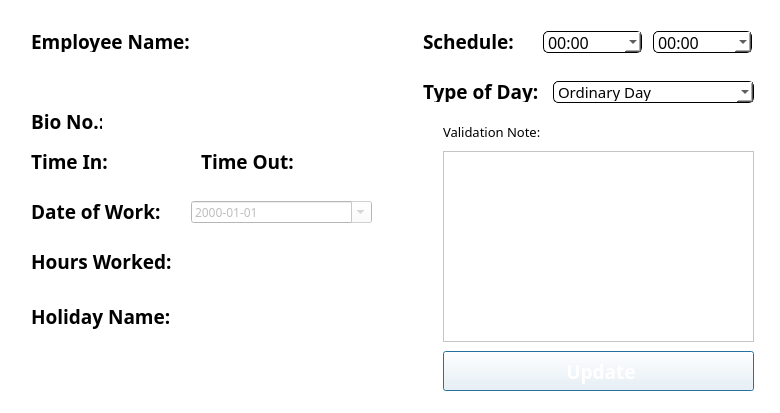
Old version of the form MainFrame/Resources/UI/Schedule.ui in the repository Maze711/systemPayroll.
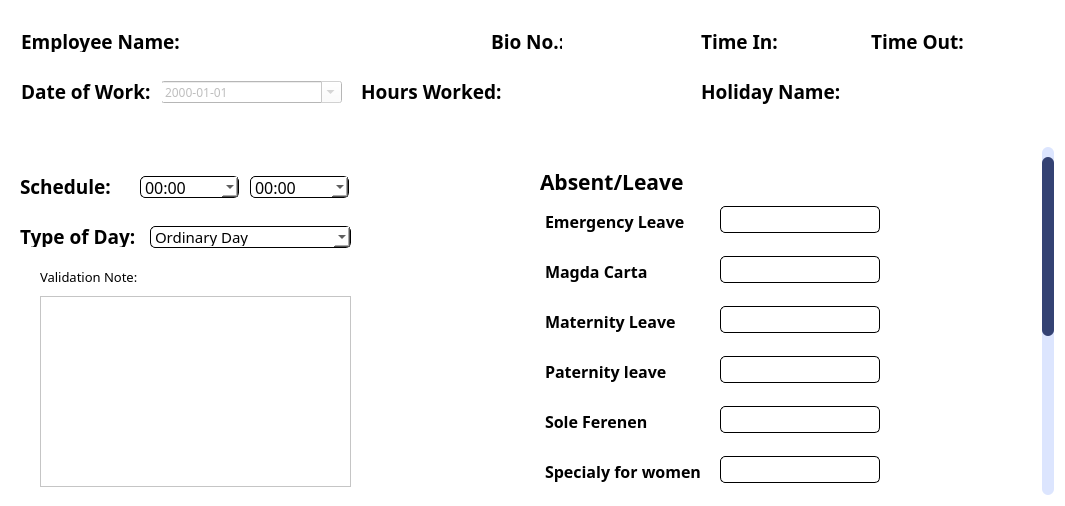
New version of the form. Icons and pictures are not drawn.

Patch:
```diff
--- a/MainFrame/Resources/UI/Schedule.ui
+++ b/MainFrame/Resources/UI/Schedule.ui
@@ -6,8 +6,8 @@
    <rect>
     <x>0</x>
     <y>0</y>
-    <width>780</width>
-    <height>413</height>
+    <width>1065</width>
+    <height>506</height>
    </rect>
   </property>
   <property name="font">
@@ -23,13 +23,59 @@
     <normaloff>../Icons/logo.svg</normaloff>../Icons/logo.svg</iconset>
   </property>
   <property name="styleSheet">
-   <string notr="true">background-color: white;
+   <string notr="true">*{
+background-color: white;
 font-family: poppins;
-</string>
+}
+
+/* VERTICAL SCROLLBAR */
+QScrollBar:vertical {
+    border: none;
+    background-color: rgba(220, 229, 254, 1); /* Updated background color */
+    width: 12px;
+    margin: 0;
+    height: auto;
+    border-radius: 6px;
+}
+
+/* HANDLE BAR VERTICAL */
+QScrollBar::handle:vertical {
+    background-color: rgba(52, 66, 115, 1); /* Handle color */
+    min-height: 48px;
+    border-radius: 6px;
+    margin-top: 10px;
+}
+
+/* REMOVE THE UP ARROW BUTTON */
+QScrollBar::sub-line:vertical {
+    border: none;
+    background: none;
+    height: 0px;
+    width: 0px;
+}
+
+/* REMOVE THE DOWN ARROW BUTTON */
+QScrollBar::add-line:vertical {
+    border: none;
+    background: none;
+    height: 0px;
+    width: 0px;
+}
+
+/* REMOVE THE SPACE LEFT BY THE UP AND DOWN ARROW BUTTONS */
+QScrollBar::sub-page:vertical, QScrollBar::add-page:vertical {
+    background: none;
+}</string>
   </property>
-  <layout class="QHBoxLayout" name="horizontalLayout">
+  <layout class="QVBoxLayout" name="verticalLayout">
    <item>
     <widget class="QWidget" name="widget" native="true">
+     <property name="minimumSize">
+      <size>
+       <width>0</width>
+       <height>130</height>
+      </size>
+     </property>
      <property name="font">
       <font>
        <family>poppins</family>
@@ -43,7 +89,7 @@
      <widget class="QLabel" name="lblName">
       <property name="geometry">
        <rect>
-        <x>20</x>
+        <x>10</x>
         <y>20</y>
         <width>171</width>
         <height>21</height>
@@ -64,8 +110,8 @@
      <widget class="QLabel" name="lblBio">
       <property name="geometry">
        <rect>
-        <x>20</x>
-        <y>100</y>
+        <x>480</x>
+        <y>20</y>
         <width>71</width>
         <height>21</height>
        </rect>
@@ -85,9 +131,9 @@
      <widget class="QLabel" name="bioNumTxt">
       <property name="geometry">
        <rect>
-        <x>110</x>
-        <y>100</y>
-        <width>211</width>
+        <x>570</x>
+        <y>20</y>
+        <width>111</width>
         <height>21</height>
        </rect>
       </property>
@@ -104,8 +150,8 @@
      <widget class="QLabel" name="lblBio_2">
       <property name="geometry">
        <rect>
-        <x>20</x>
-        <y>140</y>
+        <x>690</x>
+        <y>20</y>
         <width>81</width>
         <height>21</height>
        </rect>
@@ -125,8 +171,8 @@
      <widget class="QLabel" name="lblBio_3">
       <property name="geometry">
        <rect>
-        <x>190</x>
-        <y>140</y>
+        <x>860</x>
+        <y>20</y>
         <width>101</width>
         <height>21</height>
        </rect>
@@ -146,8 +192,8 @@
      <widget class="QLabel" name="timeInTxt">
       <property name="geometry">
        <rect>
-        <x>110</x>
-        <y>140</y>
+        <x>780</x>
+        <y>20</y>
         <width>71</width>
         <height>21</height>
        </rect>
@@ -165,8 +211,8 @@
      <widget class="QLabel" name="timeOutTxt">
       <property name="geometry">
        <rect>
-        <x>300</x>
-        <y>140</y>
+        <x>970</x>
+        <y>20</y>
         <width>71</width>
         <height>21</height>
        </rect>
@@ -184,10 +230,10 @@
      <widget class="QLabel" name="holidayNameTxt">
       <property name="geometry">
        <rect>
-        <x>180</x>
-        <y>290</y>
+        <x>850</x>
+        <y>60</y>
         <width>181</width>
-        <height>101</height>
+        <height>41</height>
        </rect>
       </property>
       <property name="font">
@@ -209,10 +255,10 @@
      <widget class="QLabel" name="lblType">
       <property name="geometry">
        <rect>
-        <x>20</x>
-        <y>290</y>
+        <x>690</x>
+        <y>60</y>
         <width>151</width>
-        <height>31</height>
+        <height>41</height>
        </rect>
       </property>
       <property name="font">
@@ -233,8 +279,8 @@
       </property>
       <property name="geometry">
        <rect>
-        <x>180</x>
-        <y>190</y>
+        <x>150</x>
+        <y>70</y>
         <width>181</width>
         <height>22</height>
        </rect>
@@ -252,8 +298,8 @@
      <widget class="QLabel" name="lblType_3">
       <property name="geometry">
        <rect>
-        <x>20</x>
-        <y>190</y>
+        <x>10</x>
+        <y>70</y>
         <width>141</width>
         <height>21</height>
        </rect>
@@ -273,10 +319,10 @@
      <widget class="QLabel" name="empNameTxt">
       <property name="geometry">
        <rect>
-        <x>70</x>
-        <y>50</y>
+        <x>180</x>
+        <y>10</y>
         <width>291</width>
-        <height>31</height>
+        <height>41</height>
        </rect>
       </property>
       <property name="font">
@@ -292,8 +338,8 @@
      <widget class="QLabel" name="label">
       <property name="geometry">
        <rect>
-        <x>20</x>
-        <y>240</y>
+        <x>350</x>
+        <y>70</y>
         <width>151</width>
         <height>21</height>
        </rect>
@@ -313,8 +359,8 @@
      <widget class="QLabel" name="hoursWorkedTxt">
       <property name="geometry">
        <rect>
-        <x>180</x>
-        <y>240</y>
+        <x>500</x>
+        <y>70</y>
         <width>181</width>
         <height>20</height>
        </rect>
@@ -332,19 +378,69 @@
     </widget>
    </item>
    <item>
+    <widget class="QScrollArea" name="scrollArea">
+     <property name="font">
+      <font>
+       <family>poppins</family>
+       <pointsize>10</pointsize>
+      </font>
+     </property>
+     <property name="styleSheet">
+      <string notr="true"> QScrollBar:vertical {
+	border: none;
+    background: rgba(217, 217, 217, 1);
+ }</string>
+     </property>
+     <property name="frameShape">
+      <enum>QFrame::NoFrame</enum>
+     </property>
+     <property name="verticalScrollBarPolicy">
+      <enum>Qt::ScrollBarAlwaysOn</enum>
+     </property>
+     <property name="horizontalScrollBarPolicy">
+      <enum>Qt::ScrollBarAlwaysOff</enum>
+     </property>
+     <property name="widgetResizable">
+      <bool>true</bool>
+     </property>
+     <widget class="QWidget" name="scrollAreaWidgetContents">
+      <property name="geometry">
+       <rect>
+        <x>0</x>
+        <y>0</y>
+        <width>1035</width>
+        <height>640</height>
+       </rect>
+      </property>
+      <property name="minimumSize">
+       <size>
+        <width>0</width>
+        <height>640</height>
+       </size>
+      </property>
+      <property name="styleSheet">
+       <string notr="true"/>
+      </property>
+      <layout class="QVBoxLayout" name="verticalLayout_2">
+       <item>
     <widget class="QWidget" name="widget_2" native="true">
      <property name="styleSheet">
       <string notr="true">QComboBox{
 border: 1px solid black;
 border-radius: 5px;
+}
+
+QLineEdit {
+border: 1px solid black;
+border-radius: 5px;
 }</string>
      </property>
      <widget class="QLabel" name="lblBio_4">
       <property name="geometry">
        <rect>
-        <x>30</x>
+            <x>0</x>
         <y>20</y>
-        <width>151</width>
+            <width>101</width>
         <height>21</height>
        </rect>
       </property>
@@ -363,7 +459,7 @@
      <widget class="QLabel" name="lblType_2">
       <property name="geometry">
        <rect>
-        <x>30</x>
+            <x>0</x>
         <y>70</y>
         <width>151</width>
         <height>21</height>
@@ -384,7 +480,7 @@
      <widget class="QPlainTextEdit" name="plainTextEdit">
       <property name="geometry">
        <rect>
-        <x>50</x>
+            <x>20</x>
         <y>140</y>
         <width>311</width>
         <height>191</height>
@@ -394,7 +490,7 @@
      <widget class="QLabel" name="lblType_4">
       <property name="geometry">
        <rect>
-        <x>50</x>
+            <x>20</x>
         <y>110</y>
         <width>151</width>
         <height>21</height>
@@ -413,9 +509,9 @@
      <widget class="QPushButton" name="pushButton">
       <property name="geometry">
        <rect>
-        <x>50</x>
-        <y>340</y>
-        <width>311</width>
+            <x>530</x>
+            <y>400</y>
+            <width>331</width>
         <height>40</height>
        </rect>
       </property>
@@ -457,7 +553,7 @@
      <widget class="QComboBox" name="typeOfDayCb">
       <property name="geometry">
        <rect>
-        <x>160</x>
+            <x>130</x>
         <y>70</y>
         <width>201</width>
         <height>22</height>
@@ -488,7 +584,7 @@
      <widget class="QComboBox" name="costCenterFrom">
       <property name="geometry">
        <rect>
-        <x>150</x>
+            <x>120</x>
         <y>20</y>
         <width>99</width>
         <height>22</height>
@@ -624,7 +720,7 @@
      <widget class="QComboBox" name="costCenterFrom_2">
       <property name="geometry">
        <rect>
-        <x>260</x>
+            <x>230</x>
         <y>20</y>
         <width>99</width>
         <height>22</height>
@@ -756,6 +852,248 @@
         <string>23:00</string>
        </property>
       </item>
+         </widget>
+         <widget class="QLineEdit" name="txtSpecialy">
+          <property name="geometry">
+           <rect>
+            <x>700</x>
+            <y>300</y>
+            <width>160</width>
+            <height>27</height>
+           </rect>
+          </property>
+         </widget>
+         <widget class="QLineEdit" name="txtEmerLeave">
+          <property name="geometry">
+           <rect>
+            <x>700</x>
+            <y>50</y>
+            <width>160</width>
+            <height>27</height>
+           </rect>
+          </property>
+         </widget>
+         <widget class="QLabel" name="payDed3">
+          <property name="geometry">
+           <rect>
+            <x>525</x>
+            <y>150</y>
+            <width>141</width>
+            <height>30</height>
+           </rect>
+          </property>
+          <property name="font">
+           <font>
+            <family>poppins</family>
+            <pointsize>12</pointsize>
+            <weight>75</weight>
+            <bold>true</bold>
+           </font>
+          </property>
+          <property name="text">
+           <string>Maternity Leave</string>
+          </property>
+         </widget>
+         <widget class="QLineEdit" name="txtSole">
+          <property name="geometry">
+           <rect>
+            <x>700</x>
+            <y>250</y>
+            <width>160</width>
+            <height>27</height>
+           </rect>
+          </property>
+         </widget>
+         <widget class="QLabel" name="payDed1">
+          <property name="geometry">
+           <rect>
+            <x>525</x>
+            <y>50</y>
+            <width>161</width>
+            <height>30</height>
+           </rect>
+          </property>
+          <property name="font">
+           <font>
+            <family>poppins</family>
+            <pointsize>12</pointsize>
+            <weight>75</weight>
+            <bold>true</bold>
+           </font>
+          </property>
+          <property name="text">
+           <string>Emergency Leave</string>
+          </property>
+         </widget>
+         <widget class="QLineEdit" name="txtPaternity">
+          <property name="geometry">
+           <rect>
+            <x>700</x>
+            <y>200</y>
+            <width>160</width>
+            <height>27</height>
+           </rect>
+          </property>
+         </widget>
+         <widget class="QLabel" name="payDed4">
+          <property name="geometry">
+           <rect>
+            <x>525</x>
+            <y>200</y>
+            <width>131</width>
+            <height>30</height>
+           </rect>
+          </property>
+          <property name="font">
+           <font>
+            <family>poppins</family>
+            <pointsize>12</pointsize>
+            <weight>75</weight>
+            <bold>true</bold>
+           </font>
+          </property>
+          <property name="text">
+           <string>Paternity leave</string>
+          </property>
+         </widget>
+         <widget class="QLabel" name="payDed2">
+          <property name="geometry">
+           <rect>
+            <x>525</x>
+            <y>100</y>
+            <width>120</width>
+            <height>30</height>
+           </rect>
+          </property>
+          <property name="font">
+           <font>
+            <family>poppins</family>
+            <pointsize>12</pointsize>
+            <weight>75</weight>
+            <bold>true</bold>
+           </font>
+          </property>
+          <property name="text">
+           <string>Magda Carta</string>
+          </property>
+         </widget>
+         <widget class="QLineEdit" name="txtMagda">
+          <property name="geometry">
+           <rect>
+            <x>700</x>
+            <y>100</y>
+            <width>160</width>
+            <height>27</height>
+           </rect>
+          </property>
+         </widget>
+         <widget class="QLabel" name="payDed5">
+          <property name="geometry">
+           <rect>
+            <x>525</x>
+            <y>250</y>
+            <width>120</width>
+            <height>30</height>
+           </rect>
+          </property>
+          <property name="font">
+           <font>
+            <family>poppins</family>
+            <pointsize>12</pointsize>
+            <weight>75</weight>
+            <bold>true</bold>
+           </font>
+          </property>
+          <property name="text">
+           <string>Sole Ferenen</string>
+          </property>
+         </widget>
+         <widget class="QLabel" name="lblName_2">
+          <property name="geometry">
+           <rect>
+            <x>520</x>
+            <y>10</y>
+            <width>151</width>
+            <height>31</height>
+           </rect>
+          </property>
+          <property name="font">
+           <font>
+            <family>poppins</family>
+            <pointsize>16</pointsize>
+            <weight>75</weight>
+            <bold>true</bold>
+           </font>
+          </property>
+          <property name="text">
+           <string>Absent/Leave</string>
+          </property>
+         </widget>
+         <widget class="QLineEdit" name="txtMaternity">
+          <property name="geometry">
+           <rect>
+            <x>700</x>
+            <y>150</y>
+            <width>160</width>
+            <height>27</height>
+           </rect>
+          </property>
+         </widget>
+         <widget class="QLabel" name="payDed6">
+          <property name="geometry">
+           <rect>
+            <x>525</x>
+            <y>300</y>
+            <width>171</width>
+            <height>30</height>
+           </rect>
+          </property>
+          <property name="font">
+           <font>
+            <family>poppins</family>
+            <pointsize>12</pointsize>
+            <weight>75</weight>
+            <bold>true</bold>
+           </font>
+          </property>
+          <property name="text">
+           <string>Specialy for women</string>
+          </property>
+         </widget>
+         <widget class="QLineEdit" name="txtSIL">
+          <property name="geometry">
+           <rect>
+            <x>700</x>
+            <y>350</y>
+            <width>160</width>
+            <height>27</height>
+           </rect>
+          </property>
+         </widget>
+         <widget class="QLabel" name="payDed6_2">
+          <property name="geometry">
+           <rect>
+            <x>525</x>
+            <y>350</y>
+            <width>171</width>
+            <height>30</height>
+           </rect>
+          </property>
+          <property name="font">
+           <font>
+            <family>poppins</family>
+            <pointsize>12</pointsize>
+            <weight>75</weight>
+            <bold>true</bold>
+           </font>
+          </property>
+          <property name="text">
+           <string>SIL/BL</string>
+          </property>
+         </widget>
+        </widget>
+       </item>
+      </layout>
      </widget>
     </widget>
    </item>
```
Lines whose indentation alone changed are shown as unchanged.
